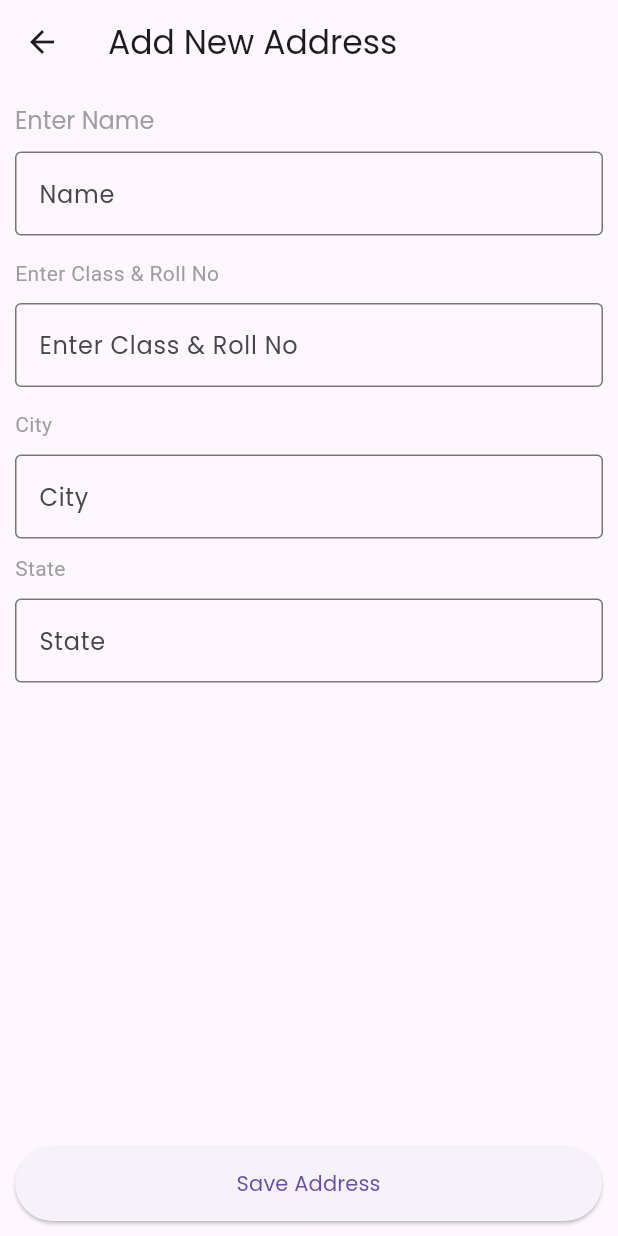
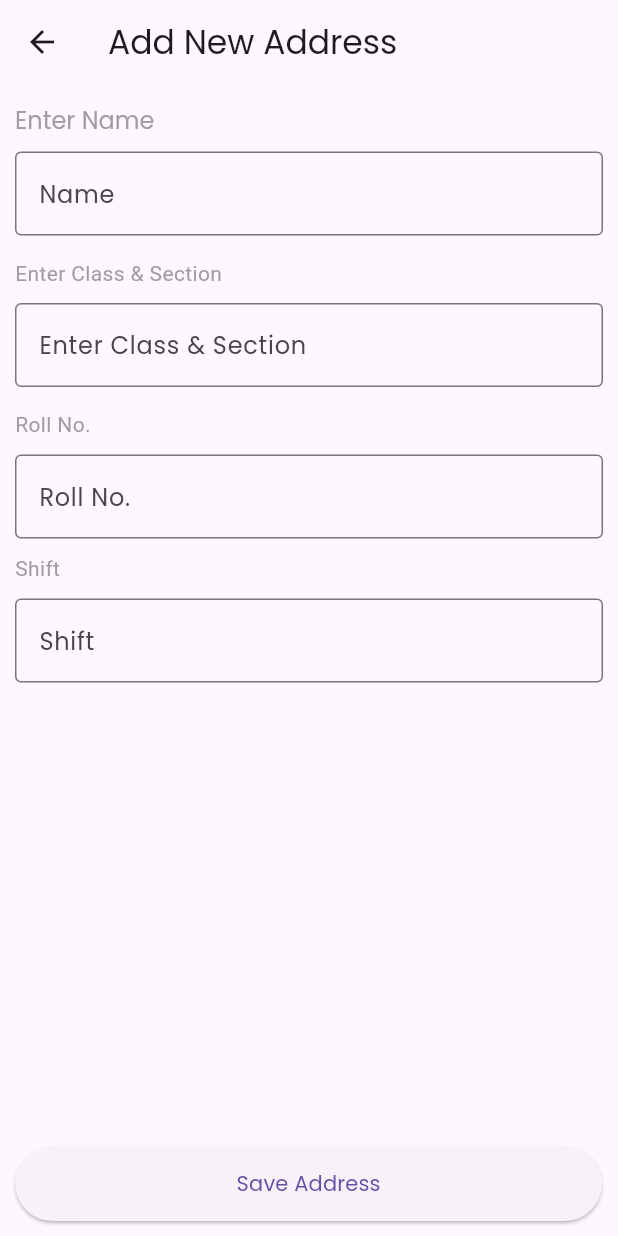
Before and after one commit to Kamleshnitw/flyseasApp, a Flutter app: the AddNewAddressScreen screen opened directly, on a phone screen of 412 x 824 dp. Run offline on Flutter 3.47's test engine with Material 3 defaults, Android fonts, the phone set to English and light mode, and no system bars; our stand-ins replace carousel_slider, connectivity, dio, file_picker, firebase_messaging, flutter_svg and 7 more; missing offline and left inert: mobile_number; accounts and stored records are empty; project files that could hold a hidden picture were left out.

Commit message:
Form Changes Done

```diff
--- a/lib/view/screens/address/add_new_address_screen.dart
+++ b/lib/view/screens/address/add_new_address_screen.dart
@@ -115,7 +115,7 @@ class _AddNewAddressScreenState extends State<AddNewAddressScreen> {
                  ),
                  SizedBox(height: Dimensions.PADDING_SIZE_DEFAULT),
                  Text(
-                   'Enter Class & Roll No',
+                   'Enter Class & Section',
                    style: robotoRegular.copyWith(color: ColorResources.getHint(context)),
                  ),
                  SizedBox(height: Dimensions.PADDING_SIZE_SMALL),
@@ -124,7 +124,7 @@ class _AddNewAddressScreenState extends State<AddNewAddressScreen> {
                    textInputAction: TextInputAction.next,
                    focusNode: _zipNode,
                    decoration:  InputDecoration(
-                       hintText: "Enter Class & Roll No",
+                       hintText: "Enter Class & Section",
                        border: OutlineInputBorder(),
                        counterText: "",
                        errorText: locationProvider.isPinCodeFound.isNotEmpty ? locationProvider.isPinCodeFound : null
@@ -139,7 +139,7 @@ class _AddNewAddressScreenState extends State<AddNewAddressScreen> {
                  ),
                  SizedBox(height: Dimensions.PADDING_SIZE_DEFAULT),
                  Text(
-                   'City',
+                   'Roll No.',
                    style: robotoRegular.copyWith(color: ColorResources.getHint(context)),
                  ),
                  SizedBox(height: Dimensions.PADDING_SIZE_SMALL),
@@ -148,23 +148,24 @@ class _AddNewAddressScreenState extends State<AddNewAddressScreen> {
                    textInputAction: TextInputAction.next,
                    focusNode: _stateNode,
                    decoration: const InputDecoration(
-                       hintText: "City",
+                       hintText: "Roll No.",
                        border: OutlineInputBorder()
                    ),
                    controller: locationProvider.cityController,
                  ),
                  SizedBox(height: Dimensions.PADDING_SIZE_SMALL),
                  Text(
-                   'State',
+                   'Shift',
                    style: robotoRegular.copyWith(color: ColorResources.getHint(context)),
                  ),
                  SizedBox(height: Dimensions.PADDING_SIZE_SMALL),
+
                  TextField(
                    keyboardType: TextInputType.streetAddress,
                    textInputAction: TextInputAction.next,
                    focusNode: _countryNode,
                    decoration: const InputDecoration(
-                       hintText: "State",
+                       hintText: "Shift",
                        border: OutlineInputBorder()
                    ),
                    controller: locationProvider.stateController,
--- a/lib/view/screens/auth_screen/auth_screen.dart
+++ b/lib/view/screens/auth_screen/auth_screen.dart
@@ -53,7 +53,7 @@ class _AuthScreenState extends State<AuthScreen> {
                   SizedBox(height: Dimensions.MARGIN_SIZE_EXTRA_LARGE,),
                   Icon(Icons.arrow_back_ios_outlined,color: Colors.white,),
                   SizedBox(height: 60,),
-                  Image.asset(Images.nameLogoImage,height: 42,),
+                  Image.asset(Images.nameLogoImage,height: 50,),
                   SizedBox(height: 30,),
                   Text('Enter mobile number',style: TextStyle(color: Colors.white,fontSize: 22,fontWeight: FontWeight.w600),),
                   const SizedBox(height: 2,),
```
